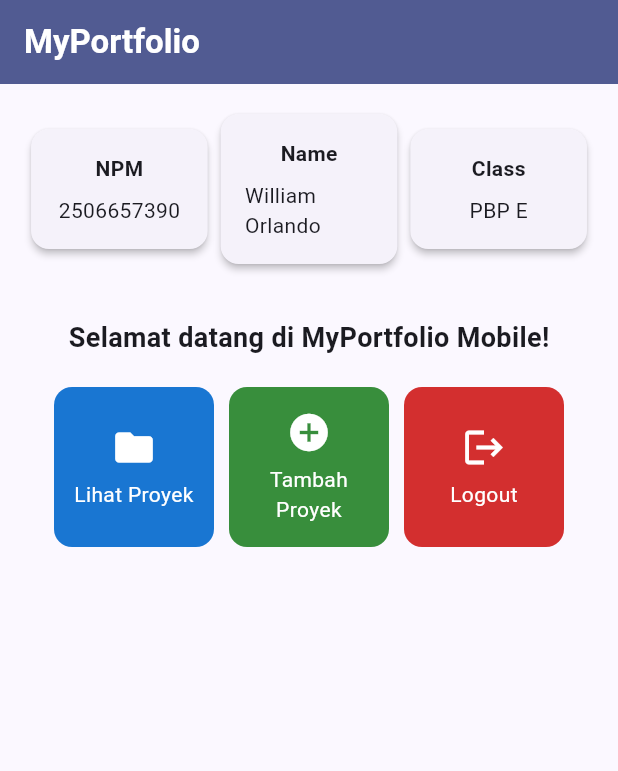
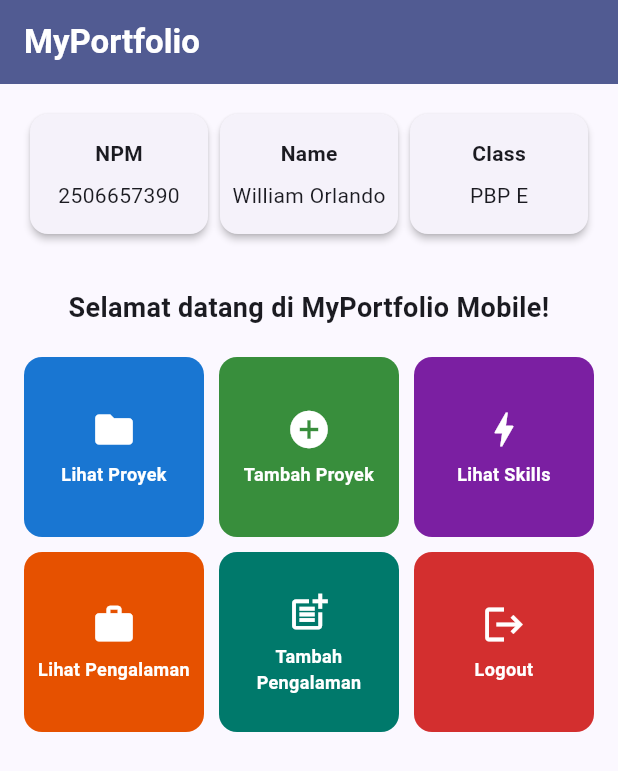
Before and after one commit to williamorln/myportofolio_mobile, a Flutter app: the screen it shows after launch, on a phone screen of 412 x 824 dp. Shown: the top 771 px of the screen. Run offline on Flutter 3.47's test engine with Material 3 defaults, Android fonts, the phone set to English and light mode, and no system bars.

Commit message:
feat: add more menu cards and make the layout fit narrow screens
Three more ItemCards (Lihat Skills, Lihat Pengalaman, Tambah Pengalaman)
fill the grid. The page now scrolls, is capped at 600 px wide on Chrome and
the identity cards share the width with Expanded instead of a fixed
width, so nothing overflows on 320 to 412 px screens. The SnackBar is
floating and uses the pressed card's color and icon. Tests cover all six
cards, the SnackBar color and three phone widths.

```diff
--- a/lib/menu.dart
+++ b/lib/menu.dart
@@ -11,6 +11,9 @@ class MyHomePage extends StatelessWidget {
   final List<ItemHomepage> items = [
     ItemHomepage("Lihat Proyek", Icons.folder, Colors.blue.shade700),
     ItemHomepage("Tambah Proyek", Icons.add_circle, Colors.green.shade700),
+    ItemHomepage("Lihat Skills", Icons.bolt, Colors.purple.shade700),
+    ItemHomepage("Lihat Pengalaman", Icons.work, Colors.orange.shade900),
+    ItemHomepage("Tambah Pengalaman", Icons.post_add, Colors.teal.shade700),
     ItemHomepage("Logout", Icons.logout, Colors.red.shade700),
   ];
 
@@ -24,50 +27,56 @@ class MyHomePage extends StatelessWidget {
         ),
         backgroundColor: Theme.of(context).colorScheme.primary,
       ),
-      body: Padding(
+      // dibatasi 600 px supaya tetap enak dilihat di Chrome yang lebar
+      body: Align(
+        alignment: Alignment.topCenter,
+        child: ConstrainedBox(
+          constraints: const BoxConstraints(maxWidth: 600),
+          child: SingleChildScrollView(
             padding: const EdgeInsets.all(16.0),
             child: Column(
-          crossAxisAlignment: CrossAxisAlignment.center,
               children: [
-            // identitas pemilik, tiga kartu sejajar
-            Row(
-              mainAxisAlignment: MainAxisAlignment.spaceEvenly,
+                // IntrinsicHeight membuat tiga kartu identitas sama tinggi
+                IntrinsicHeight(
+                  child: Row(
+                    crossAxisAlignment: CrossAxisAlignment.stretch,
                     children: [
-                InfoCard(title: 'NPM', content: npm),
-                InfoCard(title: 'Name', content: nama),
-                InfoCard(title: 'Class', content: kelas),
+                      Expanded(
+                        child: InfoCard(title: 'NPM', content: npm),
+                      ),
+                      Expanded(
+                        child: InfoCard(title: 'Name', content: nama),
+                      ),
+                      Expanded(
+                        child: InfoCard(title: 'Class', content: kelas),
+                      ),
                     ],
                   ),
-            const SizedBox(height: 16.0),
-            Center(
-              child: Column(
-                children: [
+                ),
                 const Padding(
-                    padding: EdgeInsets.only(top: 16.0),
+                  padding: EdgeInsets.only(top: 32.0),
                   child: Text(
                     'Selamat datang di MyPortfolio Mobile!',
+                    textAlign: TextAlign.center,
                     style: TextStyle(
                       fontWeight: FontWeight.bold,
                       fontSize: 18.0,
                     ),
                   ),
                 ),
-                  // shrinkWrap supaya tinggi kisi mengikuti isinya
+                // kisi ikut tinggi isinya, yang menggulir halaman di atasnya
                 GridView.count(
-                    primary: true,
-                    padding: const EdgeInsets.all(20),
+                  padding: const EdgeInsets.symmetric(vertical: 20),
                   crossAxisSpacing: 10,
                   mainAxisSpacing: 10,
                   crossAxisCount: 3,
                   shrinkWrap: true,
-                    children: items.map((ItemHomepage item) {
-                      return ItemCard(item);
-                    }).toList(),
+                  physics: const NeverScrollableScrollPhysics(),
+                  children: [for (final item in items) ItemCard(item)],
                 ),
               ],
             ),
           ),
-          ],
         ),
       ),
     );
@@ -84,15 +93,17 @@ class InfoCard extends StatelessWidget {
   Widget build(BuildContext context) {
     return Card(
       elevation: 2.0,
-      child: Container(
-        // lebar kartu mengikuti lebar layar
-        width: MediaQuery.of(context).size.width / 3.5,
-        padding: const EdgeInsets.all(16.0),
+      child: Padding(
+        padding: const EdgeInsets.symmetric(horizontal: 4.0, vertical: 16.0),
         child: Column(
           children: [
             Text(title, style: const TextStyle(fontWeight: FontWeight.bold)),
             const SizedBox(height: 8.0),
-            Text(content),
+            // FittedBox mengecilkan teks seperlunya, jadi NPM tidak terpotong
+            FittedBox(
+              fit: BoxFit.scaleDown,
+              child: Text(content, style: const TextStyle(fontSize: 14.0)),
+            ),
           ],
         ),
       ),
@@ -119,28 +130,48 @@ class ItemCard extends StatelessWidget {
       color: item.color,
       borderRadius: BorderRadius.circular(12),
       child: InkWell(
+        borderRadius: BorderRadius.circular(12),
         onTap: () {
           // sembunyikan SnackBar lama dulu supaya pesan tidak menumpuk
           ScaffoldMessenger.of(context)
             ..hideCurrentSnackBar()
             ..showSnackBar(
               SnackBar(
-                content: Text("Kamu telah menekan tombol ${item.name}!"),
+                behavior: SnackBarBehavior.floating,
+                backgroundColor: item.color,
+                content: Row(
+                  children: [
+                    Icon(item.icon, color: Colors.white),
+                    const SizedBox(width: 12),
+                    Expanded(
+                      child: Text("Kamu telah menekan tombol ${item.name}!"),
+                    ),
+                  ],
+                ),
               ),
             );
         },
-        child: Container(
-          padding: const EdgeInsets.all(8),
+        child: Padding(
+          padding: const EdgeInsets.all(6),
           child: Center(
             child: Column(
               mainAxisAlignment: MainAxisAlignment.center,
               children: [
                 Icon(item.icon, color: Colors.white, size: 30.0),
-                const Padding(padding: EdgeInsets.all(3)),
-                Text(
+                const SizedBox(height: 6),
+                // Flexible + maxLines supaya teks panjang tidak mendorong kartu overflow
+                Flexible(
+                  child: Text(
                     item.name,
                     textAlign: TextAlign.center,
-                  style: const TextStyle(color: Colors.white),
+                    maxLines: 2,
+                    overflow: TextOverflow.ellipsis,
+                    style: const TextStyle(
+                      color: Colors.white,
+                      fontSize: 12,
+                      fontWeight: FontWeight.w600,
+                    ),
+                  ),
                 ),
               ],
             ),
```
Also changed, not shown: 1 other file. Lines whose indentation alone changed are shown as unchanged.
